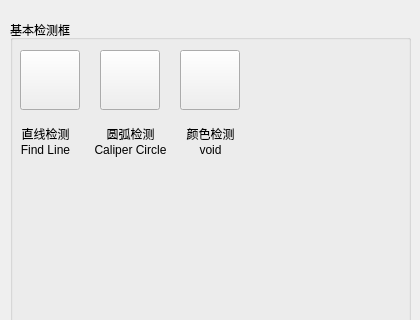
Above: VisionDetect/InspWindowSelectWidget.ui from chuandongxu/AOI before the change; both pictures show x 0 to 420 and y 0 to 320 of the 420 by 800 pixel window. Below: the same form after it.
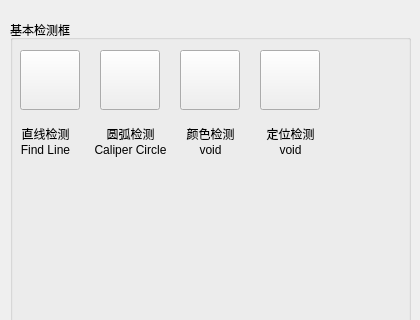
That is the form after the change. Icons and pictures are not drawn.

Commit message:
Alignment Widget
1. Add alignment widget.
2. Update InspWindowWidget attributes for alignment widget.
3. Fixed bugs to select widget update for inspect circle or alignment.

Patch:
```diff
--- a/VisionDetect/InspWindowSelectWidget.ui
+++ b/VisionDetect/InspWindowSelectWidget.ui
@@ -152,6 +152,48 @@
      <bool>true</bool>
     </property>
    </widget>
+   <widget class="QPushButton" name="btnAlignmentWindow">
+    <property name="geometry">
+     <rect>
+      <x>250</x>
+      <y>30</y>
+      <width>60</width>
+      <height>60</height>
+     </rect>
+    </property>
+    <property name="text">
+     <string/>
+    </property>
+    <property name="icon">
+     <iconset>
+      <normaloff>image/Alignment.png</normaloff>image/Alignment.png</iconset>
+    </property>
+    <property name="iconSize">
+     <size>
+      <width>60</width>
+      <height>60</height>
+     </size>
+    </property>
+   </widget>
+   <widget class="QLabel" name="labelAlignmentWindow">
+    <property name="geometry">
+     <rect>
+      <x>250</x>
+      <y>100</y>
+      <width>61</width>
+      <height>41</height>
+     </rect>
+    </property>
+    <property name="text">
+     <string>定位检测  void</string>
+    </property>
+    <property name="alignment">
+     <set>Qt::AlignCenter</set>
+    </property>
+    <property name="wordWrap">
+     <bool>true</bool>
+    </property>
+   </widget>
   </widget>
  </widget>
  <layoutdefault spacing="6" margin="11"/>
```
Left out of the diff: 2 changed lines with no effect on the pictures. The commit also changes 13 other files.
